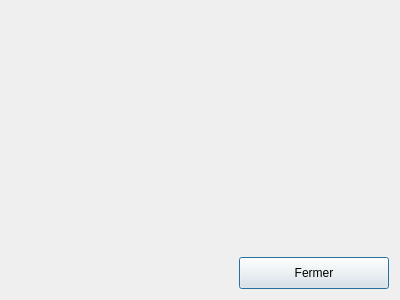
Qt form client/src/services/SurveyService/SurveyEditorDialog.ui (introlab/openteraplus) before a commit.
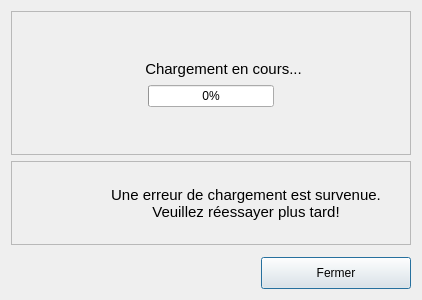
The same form after that commit. Icons and pictures are not drawn.

Commit message: Refs #99. Improved SurveyService UIs and features

```diff
--- a/client/src/services/SurveyService/SurveyEditorDialog.ui
+++ b/client/src/services/SurveyService/SurveyEditorDialog.ui
@@ -6,7 +6,7 @@
    <rect>
     <x>0</x>
     <y>0</y>
-    <width>400</width>
+    <width>422</width>
     <height>300</height>
    </rect>
   </property>
@@ -14,6 +14,267 @@
    <string>Éditeur de questionnaire</string>
   </property>
   <layout class="QVBoxLayout" name="verticalLayout">
+   <item>
+    <widget class="QFrame" name="frameLoading">
+     <property name="frameShape">
+      <enum>QFrame::Shape::StyledPanel</enum>
+     </property>
+     <property name="frameShadow">
+      <enum>QFrame::Shadow::Raised</enum>
+     </property>
+     <layout class="QVBoxLayout" name="verticalLayout_2">
+      <item>
+       <spacer name="verticalSpacer">
+        <property name="orientation">
+         <enum>Qt::Orientation::Vertical</enum>
+        </property>
+        <property name="sizeHint" stdset="0">
+         <size>
+          <width>20</width>
+          <height>40</height>
+         </size>
+        </property>
+       </spacer>
+      </item>
+      <item>
+       <layout class="QHBoxLayout" name="horizontalLayout_3">
+        <item>
+         <spacer name="horizontalSpacer_4">
+          <property name="orientation">
+           <enum>Qt::Orientation::Horizontal</enum>
+          </property>
+          <property name="sizeHint" stdset="0">
+           <size>
+            <width>40</width>
+            <height>20</height>
+           </size>
+          </property>
+         </spacer>
+        </item>
+        <item>
+         <widget class="QLabel" name="lblLoadingIcon">
+          <property name="minimumSize">
+           <size>
+            <width>18</width>
+            <height>18</height>
+           </size>
+          </property>
+          <property name="maximumSize">
+           <size>
+            <width>18</width>
+            <height>18</height>
+           </size>
+          </property>
+          <property name="text">
+           <string/>
+          </property>
+          <property name="pixmap">
+           <pixmap resource="../../../resources/TeraClient.qrc">:/status/loading.gif</pixmap>
+          </property>
+          <property name="scaledContents">
+           <bool>true</bool>
+          </property>
+         </widget>
+        </item>
+        <item>
+         <widget class="QLabel" name="lblLoading">
+          <property name="sizePolicy">
+           <sizepolicy hsizetype="Maximum" vsizetype="Preferred">
+            <horstretch>0</horstretch>
+            <verstretch>0</verstretch>
+           </sizepolicy>
+          </property>
+          <property name="font">
+           <font>
+            <pointsize>11</pointsize>
+           </font>
+          </property>
+          <property name="text">
+           <string>Chargement en cours...</string>
+          </property>
+          <property name="alignment">
+           <set>Qt::AlignmentFlag::AlignCenter</set>
+          </property>
+         </widget>
+        </item>
+        <item>
+         <spacer name="horizontalSpacer_5">
+          <property name="orientation">
+           <enum>Qt::Orientation::Horizontal</enum>
+          </property>
+          <property name="sizeHint" stdset="0">
+           <size>
+            <width>40</width>
+            <height>20</height>
+           </size>
+          </property>
+         </spacer>
+        </item>
+       </layout>
+      </item>
+      <item>
+       <layout class="QHBoxLayout" name="horizontalLayout_2">
+        <item>
+         <spacer name="horizontalSpacer_2">
+          <property name="orientation">
+           <enum>Qt::Orientation::Horizontal</enum>
+          </property>
+          <property name="sizeHint" stdset="0">
+           <size>
+            <width>40</width>
+            <height>20</height>
+           </size>
+          </property>
+         </spacer>
+        </item>
+        <item>
+         <widget class="QProgressBar" name="progressLoading">
+          <property name="sizePolicy">
+           <sizepolicy hsizetype="MinimumExpanding" vsizetype="Fixed">
+            <horstretch>0</horstretch>
+            <verstretch>0</verstretch>
+           </sizepolicy>
+          </property>
+          <property name="maximumSize">
+           <size>
+            <width>600</width>
+            <height>16777215</height>
+           </size>
+          </property>
+          <property name="value">
+           <number>0</number>
+          </property>
+          <property name="alignment">
+           <set>Qt::AlignmentFlag::AlignCenter</set>
+          </property>
+         </widget>
+        </item>
+        <item>
+         <spacer name="horizontalSpacer_3">
+          <property name="orientation">
+           <enum>Qt::Orientation::Horizontal</enum>
+          </property>
+          <property name="sizeHint" stdset="0">
+           <size>
+            <width>40</width>
+            <height>20</height>
+           </size>
+          </property>
+         </spacer>
+        </item>
+       </layout>
+      </item>
+      <item>
+       <spacer name="verticalSpacer_2">
+        <property name="orientation">
+         <enum>Qt::Orientation::Vertical</enum>
+        </property>
+        <property name="sizeHint" stdset="0">
+         <size>
+          <width>20</width>
+          <height>40</height>
+         </size>
+        </property>
+       </spacer>
+      </item>
+     </layout>
+    </widget>
+   </item>
+   <item>
+    <widget class="QFrame" name="frameError">
+     <property name="frameShape">
+      <enum>QFrame::Shape::StyledPanel</enum>
+     </property>
+     <property name="frameShadow">
+      <enum>QFrame::Shadow::Raised</enum>
+     </property>
+     <layout class="QVBoxLayout" name="verticalLayout_3">
+      <item>
+       <layout class="QHBoxLayout" name="horizontalLayout_4">
+        <item>
+         <spacer name="horizontalSpacer_6">
+          <property name="orientation">
+           <enum>Qt::Orientation::Horizontal</enum>
+          </property>
+          <property name="sizeHint" stdset="0">
+           <size>
+            <width>40</width>
+            <height>20</height>
+           </size>
+          </property>
+         </spacer>
+        </item>
+        <item>
+         <widget class="QLabel" name="icoError">
+          <property name="sizePolicy">
+           <sizepolicy hsizetype="Fixed" vsizetype="Fixed">
+            <horstretch>0</horstretch>
+            <verstretch>0</verstretch>
+           </sizepolicy>
+          </property>
+          <property name="minimumSize">
+           <size>
+            <width>64</width>
+            <height>64</height>
+           </size>
+          </property>
+          <property name="maximumSize">
+           <size>
+            <width>64</width>
+            <height>64</height>
+           </size>
+          </property>
+          <property name="text">
+           <string/>
+          </property>
+          <property name="pixmap">
+           <pixmap resource="../../../resources/TeraClient.qrc">:/icons/error.png</pixmap>
+          </property>
+          <property name="scaledContents">
+           <bool>true</bool>
+          </property>
+         </widget>
+        </item>
+        <item>
+         <widget class="QLabel" name="lblErrorMsg">
+          <property name="sizePolicy">
+           <sizepolicy hsizetype="Maximum" vsizetype="Preferred">
+            <horstretch>0</horstretch>
+            <verstretch>0</verstretch>
+           </sizepolicy>
+          </property>
+          <property name="font">
+           <font>
+            <pointsize>11</pointsize>
+           </font>
+          </property>
+          <property name="text">
+           <string>Une erreur de chargement est survenue.
+Veuillez réessayer plus tard!</string>
+          </property>
+          <property name="alignment">
+           <set>Qt::AlignmentFlag::AlignCenter</set>
+          </property>
+         </widget>
+        </item>
+        <item>
+         <spacer name="horizontalSpacer_7">
+          <property name="orientation">
+           <enum>Qt::Orientation::Horizontal</enum>
+          </property>
+          <property name="sizeHint" stdset="0">
+           <size>
+            <width>40</width>
+            <height>20</height>
+           </size>
+          </property>
+         </spacer>
+        </item>
+       </layout>
+      </item>
+     </layout>
+    </widget>
+   </item>
    <item>
     <widget class="QWidget" name="wdgWebView" native="true">
      <property name="sizePolicy">
```
Left out of the diff: 4 changed lines with no effect on the pictures. The commit also changes 7 other files.
